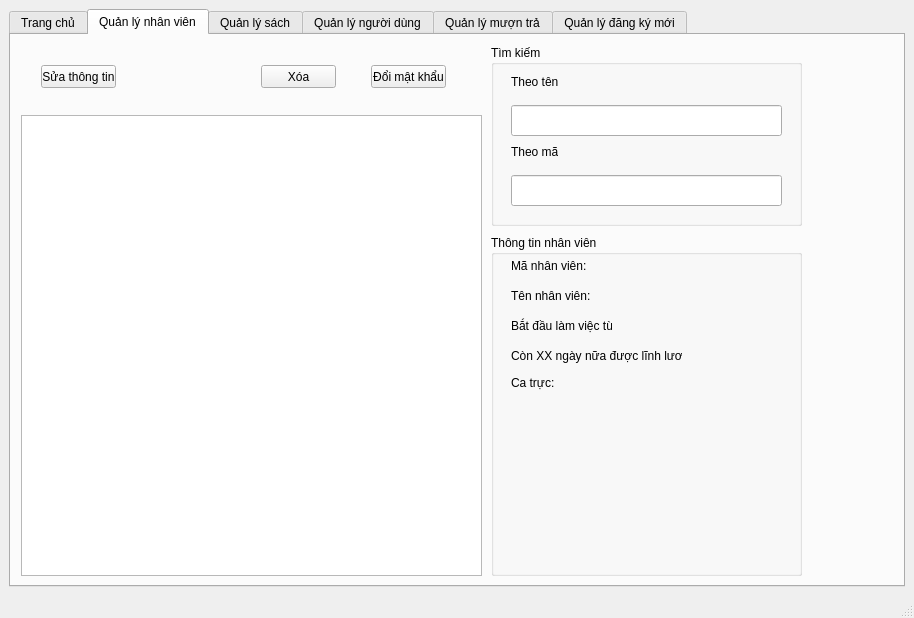
Above: admin.ui from duydvu/Library before the change. Below: the same form after it.
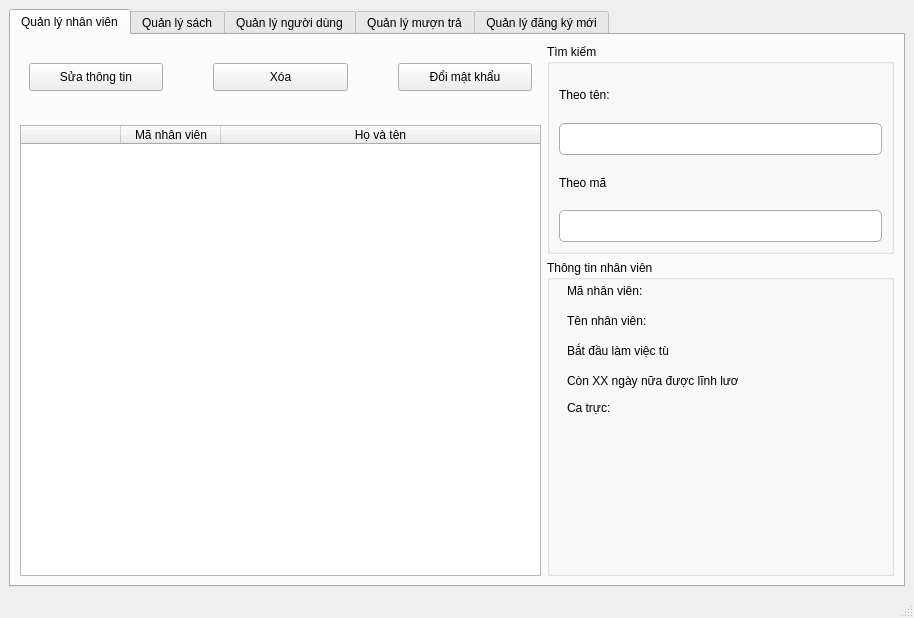
That is the form after the change. The open tabs and pages were chosen to show the change.

Diff of the .ui file:
```diff
--- a/admin.ui
+++ b/admin.ui
@@ -20,132 +20,130 @@
       <property name="currentIndex">
        <number>4</number>
       </property>
-      <widget class="QWidget" name="main">
-       <attribute name="title">
-        <string>Trang chủ</string>
-       </attribute>
-      </widget>
       <widget class="QWidget" name="staffs">
        <attribute name="title">
         <string>Quản lý nhân viên</string>
        </attribute>
+       <layout class="QHBoxLayout" name="horizontalLayout" stretch="3,2">
+        <item>
+         <layout class="QVBoxLayout" name="verticalLayout" stretch="1,6">
+          <item>
        <widget class="QWidget" name="customize" native="true">
-        <property name="geometry">
-         <rect>
-          <x>10</x>
-          <y>10</y>
-          <width>461</width>
-          <height>61</height>
-         </rect>
-        </property>
+            <layout class="QHBoxLayout" name="horizontalLayout_2">
+             <property name="spacing">
+              <number>50</number>
+             </property>
+             <property name="topMargin">
+              <number>0</number>
+             </property>
+             <property name="bottomMargin">
+              <number>9</number>
+             </property>
+             <item>
         <widget class="QPushButton" name="changeInfo">
-         <property name="geometry">
-          <rect>
-           <x>20</x>
-           <y>20</y>
-           <width>75</width>
-           <height>23</height>
-          </rect>
+               <property name="styleSheet">
+                <string notr="true">height: 20px;</string>
          </property>
          <property name="text">
           <string>Sửa thông tin</string>
          </property>
         </widget>
+             </item>
+             <item>
         <widget class="QPushButton" name="remove">
-         <property name="geometry">
-          <rect>
-           <x>240</x>
-           <y>20</y>
-           <width>75</width>
-           <height>23</height>
-          </rect>
+               <property name="styleSheet">
+                <string notr="true">height: 20px;</string>
          </property>
          <property name="text">
           <string>Xóa</string>
          </property>
         </widget>
+             </item>
+             <item>
         <widget class="QPushButton" name="changePass">
-         <property name="geometry">
-          <rect>
-           <x>350</x>
-           <y>20</y>
-           <width>75</width>
-           <height>23</height>
-          </rect>
+               <property name="styleSheet">
+                <string notr="true">height: 20px;</string>
          </property>
          <property name="text">
           <string>Đổi mật khẩu</string>
          </property>
         </widget>
-       </widget>
+             </item>
+            </layout>
+           </widget>
+          </item>
+          <item>
+           <widget class="QTableWidget" name="staffTable">
+            <attribute name="horizontalHeaderStretchLastSection">
+             <bool>true</bool>
+            </attribute>
+            <attribute name="verticalHeaderVisible">
+             <bool>false</bool>
+            </attribute>
+            <column>
+             <property name="text">
+              <string/>
+             </property>
+            </column>
+            <column>
+             <property name="text">
+              <string>Mã nhân viên</string>
+             </property>
+            </column>
+            <column>
+             <property name="text">
+              <string>Họ và tên</string>
+             </property>
+            </column>
+           </widget>
+          </item>
+         </layout>
+        </item>
+        <item>
+         <layout class="QVBoxLayout" name="verticalLayout_2" stretch="2,3">
+          <item>
        <widget class="QGroupBox" name="search">
-        <property name="geometry">
-         <rect>
-          <x>480</x>
-          <y>10</y>
-          <width>311</width>
-          <height>181</height>
-         </rect>
-        </property>
         <property name="title">
          <string>Tìm kiếm</string>
         </property>
-        <widget class="QLineEdit" name="name">
-         <property name="geometry">
-          <rect>
-           <x>20</x>
-           <y>60</y>
-           <width>271</width>
-           <height>31</height>
-          </rect>
-         </property>
-        </widget>
-        <widget class="QLineEdit" name="id">
-         <property name="geometry">
-          <rect>
-           <x>20</x>
-           <y>130</y>
-           <width>271</width>
-           <height>31</height>
-          </rect>
-         </property>
-        </widget>
+            <layout class="QVBoxLayout" name="verticalLayout_3">
+             <item>
         <widget class="QLabel" name="name_2">
-         <property name="geometry">
-          <rect>
-           <x>20</x>
-           <y>30</y>
-           <width>47</width>
-           <height>13</height>
-          </rect>
-         </property>
          <property name="text">
           <string>Theo tên: </string>
          </property>
         </widget>
+             </item>
+             <item>
+              <widget class="QLineEdit" name="name">
+               <property name="styleSheet">
+                <string notr="true">height: 30px;
+border: 1px solid #aaa;
+border-radius: 5px;</string>
+               </property>
+              </widget>
+             </item>
+             <item>
         <widget class="QLabel" name="id_2">
-         <property name="geometry">
-          <rect>
-           <x>20</x>
-           <y>100</y>
-           <width>47</width>
-           <height>13</height>
-          </rect>
-         </property>
          <property name="text">
           <string>Theo mã</string>
          </property>
         </widget>
-       </widget>
+             </item>
+             <item>
+              <widget class="QLineEdit" name="id">
+               <property name="styleSheet">
+                <string notr="true">height: 30px;
+border: 1px solid #aaa;
+border-radius: 5px;</string>
+               </property>
+              </widget>
+             </item>
+            </layout>
+           </widget>
+          </item>
+          <item>
        <widget class="QGroupBox" name="staffInfo">
-        <property name="geometry">
-         <rect>
-          <x>480</x>
-          <y>200</y>
-          <width>311</width>
-          <height>341</height>
-         </rect>
-        </property>
         <property name="title">
          <string>Thông tin nhân viên</string>
         </property>
@@ -215,16 +213,10 @@
          </property>
         </widget>
        </widget>
-       <widget class="QTableWidget" name="tableWidget">
-        <property name="geometry">
-         <rect>
-          <x>10</x>
-          <y>80</y>
-          <width>461</width>
-          <height>461</height>
-         </rect>
-        </property>
-       </widget>
+          </item>
+         </layout>
+        </item>
+       </layout>
       </widget>
       <widget class="QWidget" name="books">
        <attribute name="title">
```
Left out of the diff: 2 changed lines with no effect on the pictures. Lines whose indentation alone changed are shown as unchanged.
